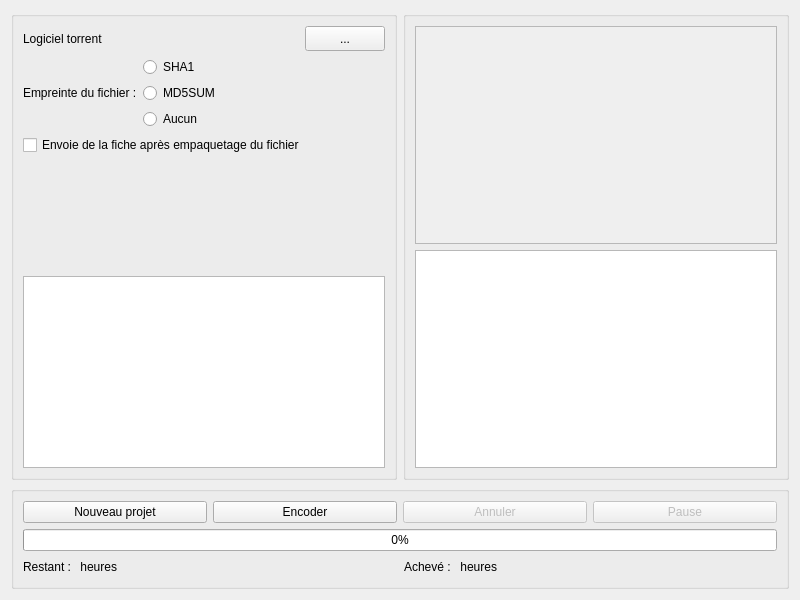
Old version of the form src/View/encodepane.ui in the repository cinemaouvert/OCT.
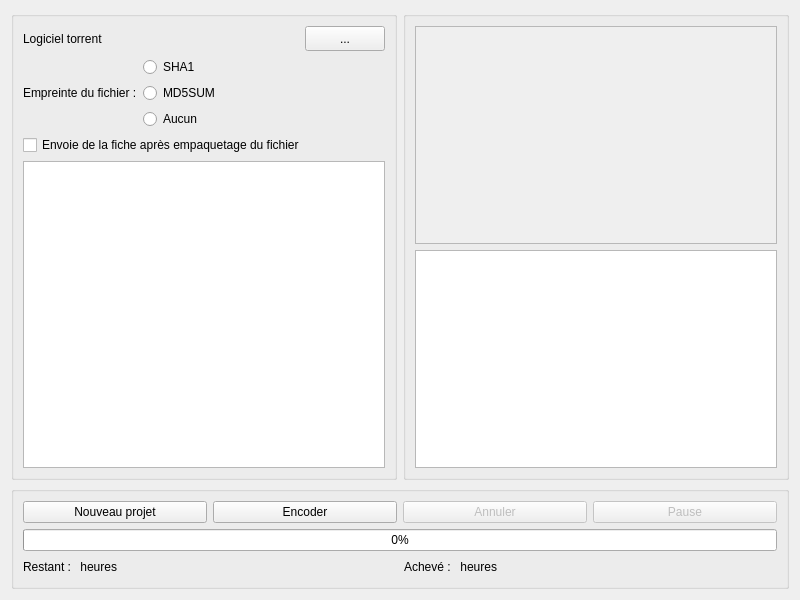
New version of the form. Custom widgets are drawn as their Qt base class.

What changed in the file:
```diff
--- a/src/View/encodepane.ui
+++ b/src/View/encodepane.ui
@@ -151,19 +151,6 @@
           </item>
          </layout>
         </item>
-        <item>
-         <spacer name="verticalSpacer">
-          <property name="orientation">
-           <enum>Qt::Vertical</enum>
-          </property>
-          <property name="sizeHint" stdset="0">
-           <size>
-            <width>20</width>
-            <height>40</height>
-           </size>
-          </property>
-         </spacer>
-        </item>
         <item>
          <widget class="QListView" name="listViewExport"/>
         </item>
```
